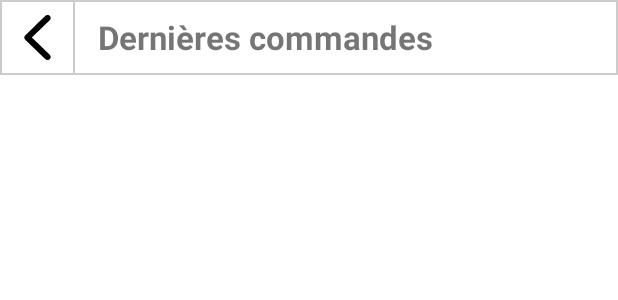
After one commit to Evan-Matthieu/Horvia, an Android app: the layout fragment_orders.xml on its own in the app's theme, with its tools: preview values and no code run, on a phone screen of 412 x 824 dp. The commit adds this screen. Shown: the top 300 px of the screen. Run offline under Robolectric (Android 15) with nearby library versions, the phone set to English and light mode, and no system bars; network calls fail.

Commit message:
add order ui

```diff
--- a/App/app/src/main/java/com/horvia/horvia/models/Order.java
+++ b/App/app/src/main/java/com/horvia/horvia/models/Order.java
@@ -18,6 +18,7 @@ public class Order {
     public Date CreationDate;
     public Date CompletionDate;
     public OrderStatus Status;
+    public float TotalPrice;
     public Farm Farm;
     public User User;
 }
--- a/App/app/src/main/java/com/horvia/horvia/utils/adapter/FarmAdapter.java
+++ b/App/app/src/main/java/com/horvia/horvia/utils/adapter/FarmAdapter.java
@@ -56,10 +56,6 @@ public class FarmAdapter extends BaseAdapter {
             LinearLayout layout = view.findViewById(R.id.farms_list_layout);
 
             layout.removeView(view.findViewById(R.id.farm_rate_list_container));
-
-            //ratingBar.setVisibility(View.INVISIBLE);
-            //ratingBarValue.setVisibility(View.INVISIBLE);
-            //ratingBarNumber.setVisibility(View.INVISIBLE);
         }
         else{
             ratingBar.setRating(farms.get(i).Rate);
--- a/App/app/src/main/res/layout/fragment_last_orders.xml
+++ b/App/app/src/main/res/layout/fragment_order_details.xml
@@ -3,11 +3,12 @@
     xmlns:tools="http://schemas.android.com/tools"
     android:layout_width="match_parent"
     android:layout_height="match_parent"
-    tools:context=".ui.profile.LastOrdersFragment">
+    tools:context=".ui.profile.OrderDetailsFragment">
 
+    <!-- TODO: Update blank fragment layout -->
     <TextView
         android:layout_width="match_parent"
         android:layout_height="match_parent"
-        android:text="@string/last_order" />
+        android:text="Detail fragment" />
 
 </FrameLayout>
--- /dev/null
+++ b/App/app/src/main/res/layout/fragment_orders.xml
@@ -0,0 +1,43 @@
+<?xml version="1.0" encoding="utf-8"?>
+<LinearLayout xmlns:android="http://schemas.android.com/apk/res/android"
+    xmlns:tools="http://schemas.android.com/tools"
+    android:layout_width="match_parent"
+    android:layout_height="match_parent"
+    android:orientation="vertical"
+    tools:context=".ui.profile.OrdersFragment">
+
+    <LinearLayout
+        android:layout_width="match_parent"
+        android:layout_height="wrap_content"
+        android:orientation="horizontal"
+        android:gravity="center_vertical"
+        android:background="@drawable/border_grey">
+
+        <ImageView
+            android:id="@+id/back"
+            android:layout_width="50dp"
+            android:layout_height="50dp"
+            android:padding="10dp"
+            android:background="@drawable/border_grey"
+            android:src="@drawable/chevron" />
+
+        <TextView
+            android:layout_width="match_parent"
+            android:layout_height="wrap_content"
+            android:text="@string/last_order"
+            android:textStyle="bold"
+            android:textSize="22sp"
+            android:paddingHorizontal="15dp" />
+    </LinearLayout>
+
+    <LinearLayout
+        android:layout_width="match_parent"
+        android:layout_height="wrap_content"
+        android:orientation="vertical"
+        android:padding="25dp"
+        android:id="@+id/orders_list">
+
+
+    </LinearLayout>
+
+</LinearLayout>
```
Also changed, not shown: App/app/src/main/java/com/horvia/horvia/models/OrderStatus.java (+14 -0 lines), App/app/src/main/java/com/horvia/horvia/network/ApiRequest.java (+87 -1 lines), App/app/src/main/java/com/horvia/horvia/ui/profile/OrderDetailsFragment.java (renamed from App/app/src/main/java/com/horvia/horvia/ui/profile/LastOrdersFragment.java, +6 -4 lines), App/app/src/main/java/com/horvia/horvia/ui/profile/OrdersFragment.java (added, +82 -0 lines), App/app/src/main/java/com/horvia/horvia/utils/adapter/OrderAdapter.java (added, +60 -0 lines), App/app/src/main/res/layout/orders_list.xml (added, +54 -0 lines), App/app/src/main/res/values/strings.xml (+9 -2 lines), 1 other file.
